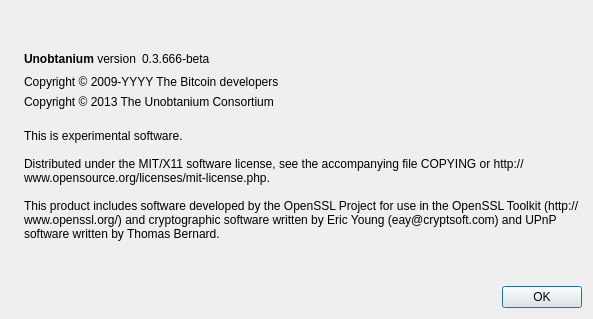
Before: the Qt Designer form src/qt/forms/aboutdialog.ui in unobtanium-official/Unobtanium, drawn with Qt 5.
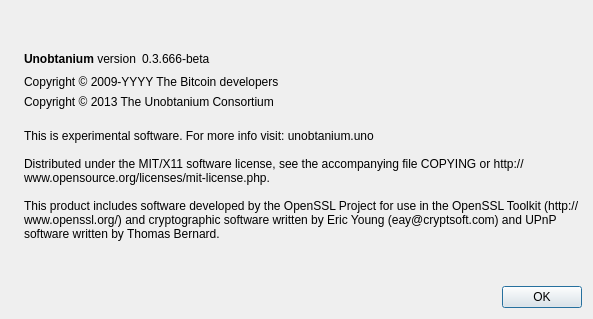
After: the same form once the commit is applied. Icons and pictures are not drawn.

Patch:
```diff
--- a/src/qt/forms/aboutdialog.ui
+++ b/src/qt/forms/aboutdialog.ui
@@ -124,7 +124,7 @@
        </property>
        <property name="text">
         <string>
-This is experimental software.
+This is experimental software. For more info visit: unobtanium.uno
 
 Distributed under the MIT/X11 software license, see the accompanying file COPYING or http://www.opensource.org/licenses/mit-license.php.
 
```
